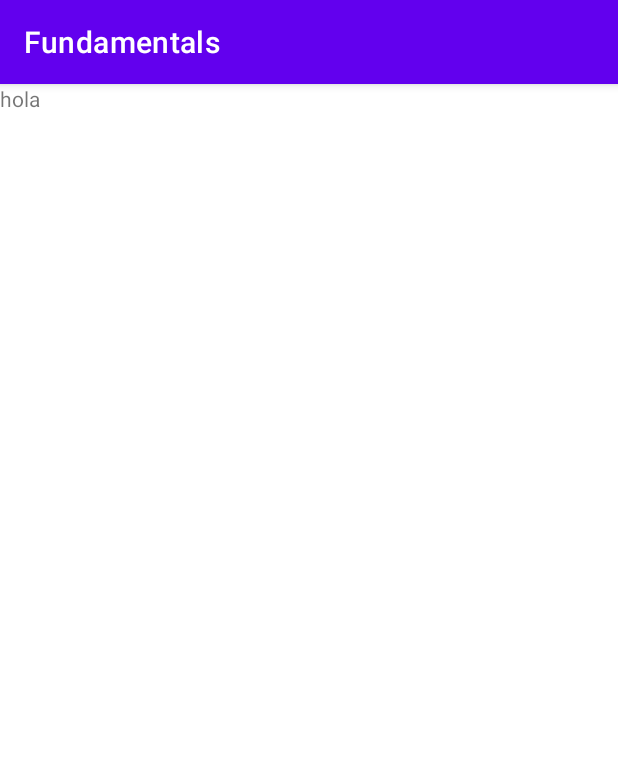
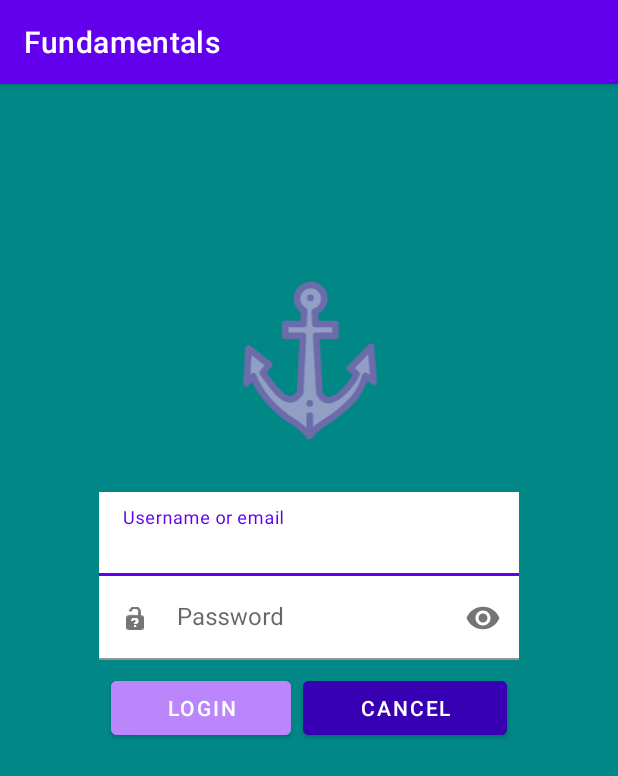
Before and after one commit to Jacobosr3/First, an Android app: the screen it shows after launch (Activity_signup), after a tap on "SIGN UP HERE", on a phone screen of 412 x 824 dp. Shown: the top 776 px of the screen. Run offline under Robolectric (Android 15) with nearby library versions, the phone set to English and light mode, and no system bars; 2 other taps on this screen came first.

Commit message:
commit avtivity_signup

```diff
--- a/app/src/main/java/com/example/fundamentals/Activity_signup.java
+++ b/app/src/main/java/com/example/fundamentals/Activity_signup.java
@@ -3,12 +3,31 @@ package com.example.fundamentals;
 import androidx.appcompat.app.AppCompatActivity;
 
 import android.os.Bundle;
+import android.view.View;
+import android.widget.Button;
+import android.widget.EditText;
 
 public class Activity_signup extends AppCompatActivity {
+
+    EditText username, password;
+    Button cancel;
 
     @Override
     protected void onCreate(Bundle savedInstanceState) {
         super.onCreate(savedInstanceState);
         setContentView(R.layout.activity_signup);
+
+        cancel=findViewById(R.id.cancel);
+        username=findViewById(R.id.username);
+        password=findViewById(R.id.password);
+
+        cancel.setOnClickListener(new View.OnClickListener() {
+            @Override
+            public void onClick(View view) {
+                username.setText("");
+                password.setText("");
+
+            }
+        });
     }
 }
--- a/app/src/main/java/com/example/fundamentals/MainActivity.java
+++ b/app/src/main/java/com/example/fundamentals/MainActivity.java
@@ -2,27 +2,45 @@ package com.example.fundamentals;
 
 import androidx.appcompat.app.AppCompatActivity;
 
+import android.annotation.SuppressLint;
 import android.content.Intent;
 import android.os.Bundle;
 import android.view.View;
 import android.widget.Button;
+import android.widget.EditText;
 
 public class MainActivity extends AppCompatActivity {
 
-    Button up;
+    Button up, cancel;
+    EditText username, password, email;
 
+    @SuppressLint("MissingInflatedId")
     @Override
     protected void onCreate(Bundle savedInstanceState) {
         super.onCreate(savedInstanceState);
         setContentView(R.layout.activity_main);
 
         up=findViewById(R.id.up);
+        cancel=findViewById(R.id.cancel);
+        username=findViewById(R.id.username);
+        email=findViewById(R.id.email);
+        password=findViewById(R.id.password);
 
         up.setOnClickListener(new View.OnClickListener() {
             @Override
 
             public void onClick(View view) {
                 paginaSiguiente();
+            }
+        });
+
+        cancel.setOnClickListener(new View.OnClickListener() {
+            @Override
+            public void onClick(View view) {
+                username.setText("");
+                email.setText("");
+                password.setText("");
+
             }
         });
     }
--- a/app/src/main/res/layout/activity_main.xml
+++ b/app/src/main/res/layout/activity_main.xml
@@ -13,7 +13,7 @@
         android:id="@+id/ancla"
         android:layout_width="114dp"
         android:layout_height="112dp"
-        android:layout_marginTop="128dp"
+        android:layout_marginTop="112dp"
         android:src="@drawable/ancla"
         app:layout_constraintEnd_toEndOf="parent"
         app:layout_constraintStart_toStartOf="parent"
@@ -29,13 +29,32 @@
         app:layout_constraintTop_toBottomOf="@id/ancla"
         app:layout_constraintStart_toStartOf="@id/guideline1"
         app:layout_constraintEnd_toEndOf="@id/guideline2"
-        app:startIconDrawable="@android:drawable/ic_menu_help"
         >
         <EditText
+            android:id="@+id/username"
             android:layout_width="match_parent"
             android:layout_height="wrap_content"
             android:background="@color/white"
             android:hint="Username"
+            >
+        </EditText>
+
+    </com.google.android.material.textfield.TextInputLayout>
+    <com.google.android.material.textfield.TextInputLayout
+        android:layout_width="0dp"
+        android:layout_height="wrap_content"
+        android:id="@+id/tilemail"
+
+        app:layout_constraintTop_toBottomOf="@id/tilusername"
+        app:layout_constraintStart_toStartOf="@id/guideline1"
+        app:layout_constraintEnd_toEndOf="@id/guideline2"
+        >
+        <EditText
+            android:id="@+id/email"
+            android:layout_width="match_parent"
+            android:layout_height="wrap_content"
+            android:background="@color/white"
+            android:hint="Email"
             >
         </EditText>
 
@@ -45,13 +64,14 @@
         android:layout_width="0dp"
         android:layout_height="wrap_content"
         android:id="@+id/tilpassword"
-        app:layout_constraintTop_toBottomOf="@id/tilusername"
+        app:layout_constraintTop_toBottomOf="@id/tilemail"
         app:layout_constraintStart_toStartOf="@id/guideline1"
         app:layout_constraintEnd_toEndOf="@id/guideline2"
         app:passwordToggleEnabled="true"
-        app:startIconDrawable="@android:drawable/ic_dialog_info"
+        app:startIconDrawable="@android:drawable/ic_partial_secure"
         >
         <EditText
+            android:id="@+id/password"
             android:layout_width="match_parent"
             android:layout_height="wrap_content"
             android:background="@color/white"
--- a/app/src/main/res/layout/activity_signup.xml
+++ b/app/src/main/res/layout/activity_signup.xml
@@ -4,14 +4,98 @@
     xmlns:tools="http://schemas.android.com/tools"
     android:layout_width="match_parent"
     android:layout_height="match_parent"
-    tools:context=".Activity_signup">
+    tools:context=".MainActivity"
+    android:background="@color/teal_700"
+    >
 
 
-    <TextView
+    <ImageView
+        android:id="@+id/ancla"
+        android:layout_width="114dp"
+        android:layout_height="112dp"
+        android:layout_marginTop="128dp"
+        android:src="@drawable/ancla"
+        app:layout_constraintEnd_toEndOf="parent"
+        app:layout_constraintStart_toStartOf="parent"
+        app:layout_constraintTop_toTopOf="parent">
+
+    </ImageView>
+
+    <com.google.android.material.textfield.TextInputLayout
+        android:layout_width="0dp"
+        android:layout_height="wrap_content"
+        android:id="@+id/tilusername"
+        android:layout_marginTop="32dp"
+        app:layout_constraintTop_toBottomOf="@id/ancla"
+        app:layout_constraintStart_toStartOf="@id/guideline1"
+        app:layout_constraintEnd_toEndOf="@id/guideline2"
+        >
+        <EditText
+            android:id="@+id/username"
+            android:layout_width="match_parent"
+            android:layout_height="wrap_content"
+            android:background="@color/white"
+            android:hint="Username or email"
+            >
+        </EditText>
+
+    </com.google.android.material.textfield.TextInputLayout>
+
+    <com.google.android.material.textfield.TextInputLayout
+        android:layout_width="0dp"
+        android:layout_height="wrap_content"
+        android:id="@+id/tilpassword"
+        app:layout_constraintTop_toBottomOf="@id/tilusername"
+        app:layout_constraintStart_toStartOf="@id/guideline1"
+        app:layout_constraintEnd_toEndOf="@id/guideline2"
+        app:passwordToggleEnabled="true"
+        app:startIconDrawable="@android:drawable/ic_partial_secure"
+        >
+        <EditText
+            android:id="@+id/password"
+            android:layout_width="match_parent"
+            android:layout_height="wrap_content"
+            android:background="@color/white"
+            android:hint="Password"
+            android:inputType="textPassword"
+            >
+
+        </EditText>
+
+    </com.google.android.material.textfield.TextInputLayout>
+
+
+    <Button
+        android:id="@+id/login"
+        android:text="Login"
+        app:layout_constraintStart_toStartOf="@id/guideline1"
+        app:layout_constraintTop_toBottomOf="@id/tilpassword"
+        style="@style/loginbutton">
+
+    </Button>
+
+    <Button
+        android:id="@+id/cancel"
+        android:text="Cancel"
+        app:layout_constraintEnd_toStartOf="@id/guideline2"
+        app:layout_constraintStart_toEndOf="@id/login"
+        app:layout_constraintTop_toTopOf="@id/login"
+        style="@style/cancelbutton">
+    </Button>
+
+    <androidx.constraintlayout.widget.Guideline
+        android:id="@+id/guideline1"
         android:layout_width="wrap_content"
         android:layout_height="wrap_content"
-        android:text="hola"
-        tools:ignore="MissingConstraints">
+        android:orientation="vertical"
+        app:layout_constraintGuide_percent="0.16" />
 
-    </TextView>
+    <androidx.constraintlayout.widget.Guideline
+        android:id="@+id/guideline2"
+        android:layout_width="wrap_content"
+        android:layout_height="wrap_content"
+        android:orientation="vertical"
+        app:layout_constraintGuide_percent="0.84" />
+
+
 </androidx.constraintlayout.widget.ConstraintLayout>
```
